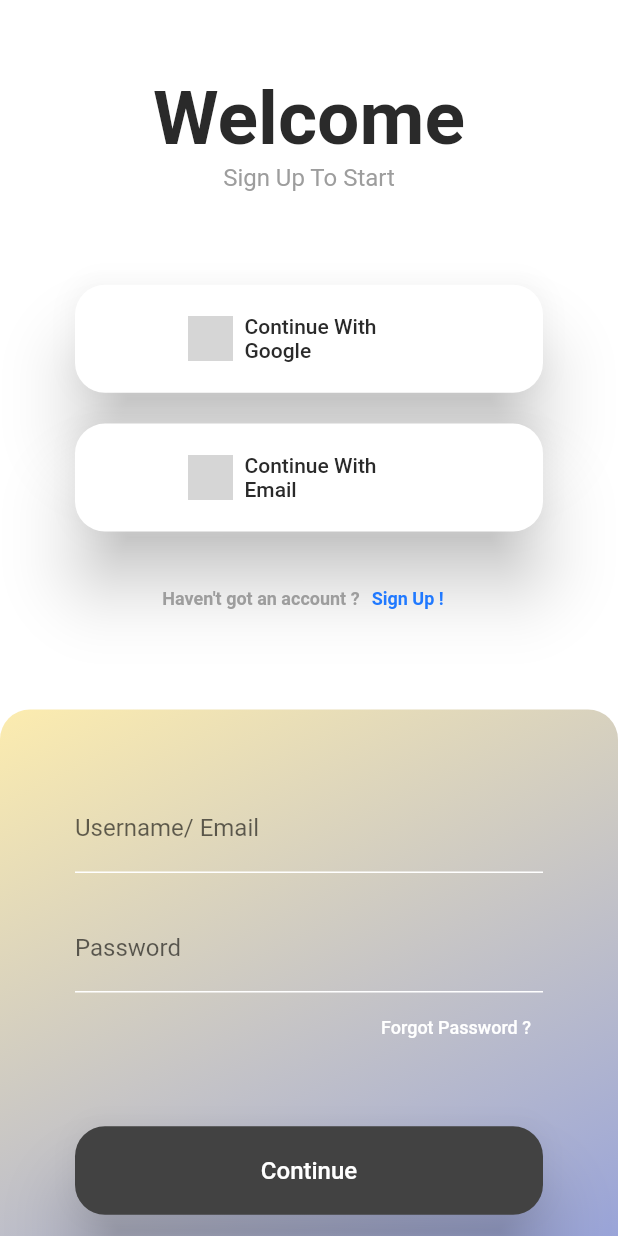
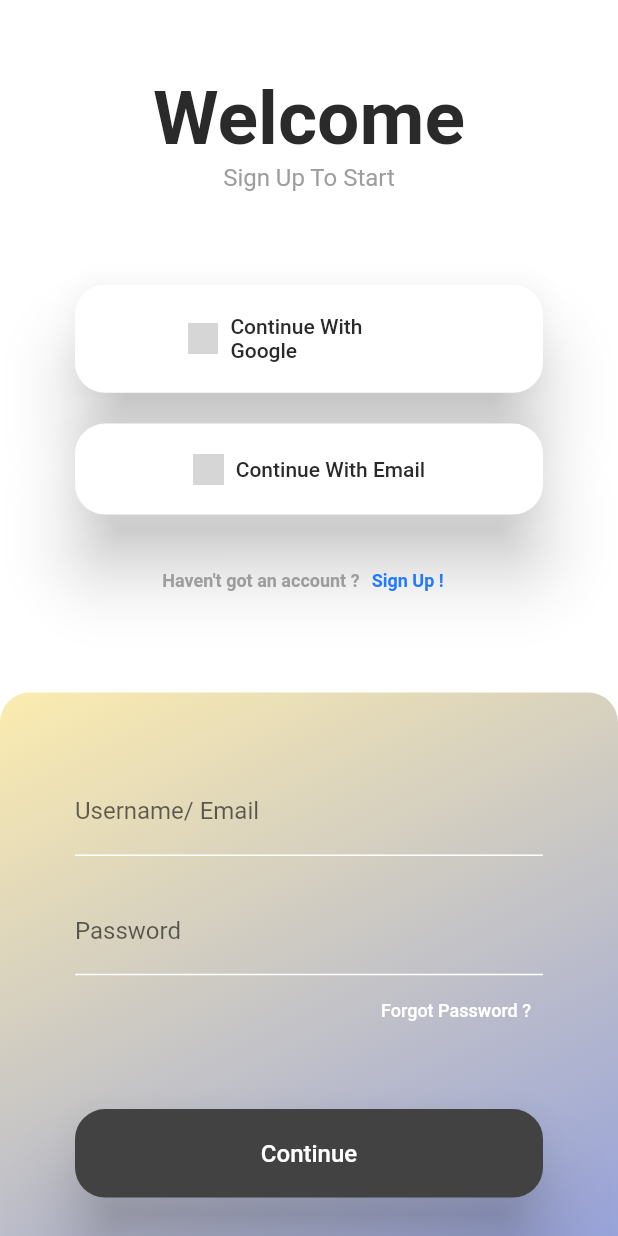
Before and after one commit to Austintjh19/SignMeUp, a Flutter app: the screen it shows after launch, on a phone screen of 412 x 824 dp. Run offline on Flutter 3.47's test engine with Material 2 defaults, Android fonts, the light colour scheme and no system bars; drawn by our look-alikes of auto_size_text; our stand-ins replace cloud_firestore, country_picker, firebase_auth, firebase_core, firebase_storage, google_sign_in and 1 more; accounts and stored records are empty; Roboto replaces fonts that are missing (Raleway); grey boxes are pictures that could not be loaded.

Commit message:
Sign In Modification

```diff
--- a/application/lib/Pages/SignIn/ContinueWithButton.dart
+++ b/application/lib/Pages/SignIn/ContinueWithButton.dart
@@ -15,20 +15,22 @@ class ContinueWithButton extends StatelessWidget {
 
   @override
   Widget build(BuildContext context) {
+    double width = MediaQuery.of(context).size.width;
+
     return ElevatedButton.icon(
       onPressed: () {
         function();
       },
       icon: Image.asset(
         iconPath,
-        height: 30,
-        width: 30,
+        height: width * 0.05,
+        width: width * 0.05,
       ),
       label: AutoSizeText(
         description,
         style: const TextStyle(
             fontFamily: 'Raleway', color: Color.fromRGBO(42, 42, 42, 1)),
-        minFontSize: 10,
+        minFontSize: 8,
         maxFontSize: 16,
       ),
       style: ElevatedButton.styleFrom(
```
Also changed, not shown: application/lib/Pages/SignUp/SUPWidgets1.dart (+3 -5 lines).
